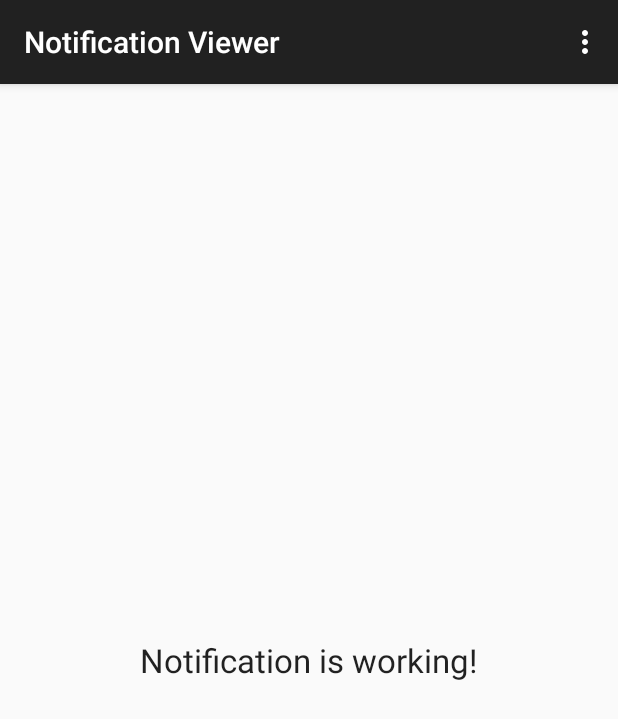
After one commit to shoaibk/Android-Patterns, an Android app: the ViewNotificationActivity screen opened directly, with no data from a screen before it, on a phone screen of 412 x 824 dp. The commit adds this screen. Shown: the top 719 px of the screen. Run offline under Robolectric (Android 15) with nearby library versions, the phone set to English and light mode, and no system bars.

Commit message:
update SimpleNotification

```diff
--- a/Projects/SimpleNotification/app/build.gradle
+++ b/Projects/SimpleNotification/app/build.gradle
@@ -6,7 +6,7 @@ android {
 
     defaultConfig {
         applicationId "ca.shoaib.simplenotification"
-        minSdkVersion 15
+        minSdkVersion 16
         targetSdkVersion 22
         versionCode 1
         versionName "1.0"
--- a/Projects/SimpleNotification/app/src/main/AndroidManifest.xml
+++ b/Projects/SimpleNotification/app/src/main/AndroidManifest.xml
@@ -16,6 +16,10 @@
                 <category android:name="android.intent.category.LAUNCHER" />
             </intent-filter>
         </activity>
+        <activity
+            android:name=".ViewNotificationActivity"
+            android:label="@string/title_activity_view_notification" >
+        </activity>
     </application>
 
 </manifest>
--- /dev/null
+++ b/Projects/SimpleNotification/app/src/main/java/ca/shoaib/simplenotification/ViewNotificationActivity.java
@@ -0,0 +1,38 @@
+package ca.shoaib.simplenotification;
+
+import android.support.v7.app.AppCompatActivity;
+import android.os.Bundle;
+import android.view.Menu;
+import android.view.MenuItem;
+
+public class ViewNotificationActivity extends AppCompatActivity {
+
+    @Override
+    protected void onCreate(Bundle savedInstanceState) {
+        super.onCreate(savedInstanceState);
+        setContentView(R.layout.activity_view_notification);
+        setTitle(getString(R.string.viewer_title));
+    }
+
+    @Override
+    public boolean onCreateOptionsMenu(Menu menu) {
+        // Inflate the menu; this adds items to the action bar if it is present.
+        getMenuInflater().inflate(R.menu.menu_view_notification, menu);
+        return true;
+    }
+
+    @Override
+    public boolean onOptionsItemSelected(MenuItem item) {
+        // Handle action bar item clicks here. The action bar will
+        // automatically handle clicks on the Home/Up button, so long
+        // as you specify a parent activity in AndroidManifest.xml.
+        int id = item.getItemId();
+
+        //noinspection SimplifiableIfStatement
+        if (id == R.id.action_settings) {
+            return true;
+        }
+
+        return super.onOptionsItemSelected(item);
+    }
+}
--- a/Projects/SimpleNotification/app/src/main/res/layout/activity_main.xml
+++ b/Projects/SimpleNotification/app/src/main/res/layout/activity_main.xml
@@ -13,7 +13,7 @@
         android:layout_width="match_parent"
         android:layout_height="match_parent"
         android:onClick="createNotification"
-        android:text="Create Notification" >
+        android:text="@string/create_notification" >
     </Button>
 
 </RelativeLayout>
--- /dev/null
+++ b/Projects/SimpleNotification/app/src/main/res/layout/activity_view_notification.xml
@@ -0,0 +1,15 @@
+<?xml version="1.0" encoding="utf-8"?>
+<LinearLayout xmlns:android="http://schemas.android.com/apk/res/android"
+    android:layout_width="match_parent"
+    android:layout_height="match_parent"
+    android:gravity="center">
+
+    <TextView
+        style="@style/Base.TextAppearance.AppCompat.Large"
+        android:id="@+id/textView1"
+        android:layout_width="wrap_content"
+        android:layout_height="wrap_content"
+        android:text="@string/notification_text" >
+    </TextView>
+
+</LinearLayout>
--- /dev/null
+++ b/Projects/SimpleNotification/app/src/main/res/menu/menu_view_notification.xml
@@ -0,0 +1,7 @@
+<menu xmlns:android="http://schemas.android.com/apk/res/android"
+    xmlns:app="http://schemas.android.com/apk/res-auto"
+    xmlns:tools="http://schemas.android.com/tools"
+    tools:context="ca.shoaib.simplenotification.ViewNotificationActivity">
+    <item android:id="@+id/action_settings" android:title="@string/action_settings"
+        android:orderInCategory="100" app:showAsAction="never" />
+</menu>
--- /dev/null
+++ b/Projects/SimpleNotification/app/src/main/res/values/colors.xml
@@ -0,0 +1,4 @@
+<?xml version="1.0" encoding="utf-8"?>
+<resources>
+    <color name="notification_background">#ff34aa</color>
+</resources>
--- a/Projects/SimpleNotification/app/src/main/res/values/strings.xml
+++ b/Projects/SimpleNotification/app/src/main/res/values/strings.xml
@@ -3,4 +3,11 @@
 
     <string name="hello_world">Hello world!</string>
     <string name="action_settings">Settings</string>
+    <string name="title_activity_view_notification">View Notification</string>
+    <string name="notification_text">Notification is working!</string>
+    <string name="create_notification">Create Notification</string>
+    <string name="viewer_title">Notification Viewer</string>
+    <string name="creator_title">Notification Creator</string>
+    <string name="notification_title">Playing</string>
+    <string name="notification_content">Some music</string>
 </resources>
```
Also changed, not shown: Projects/SimpleNotification/app/src/main/java/ca/shoaib/simplenotification/MainActivity.java (+26 -1 lines), 1 other file.
